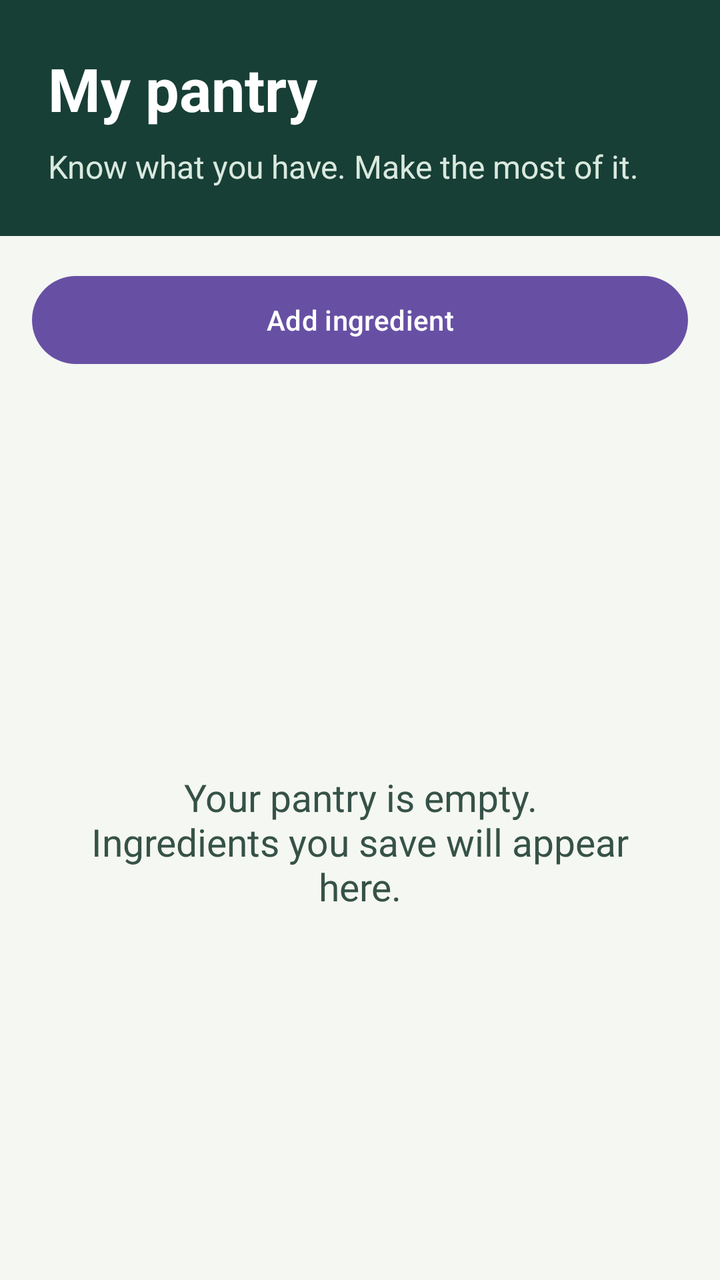
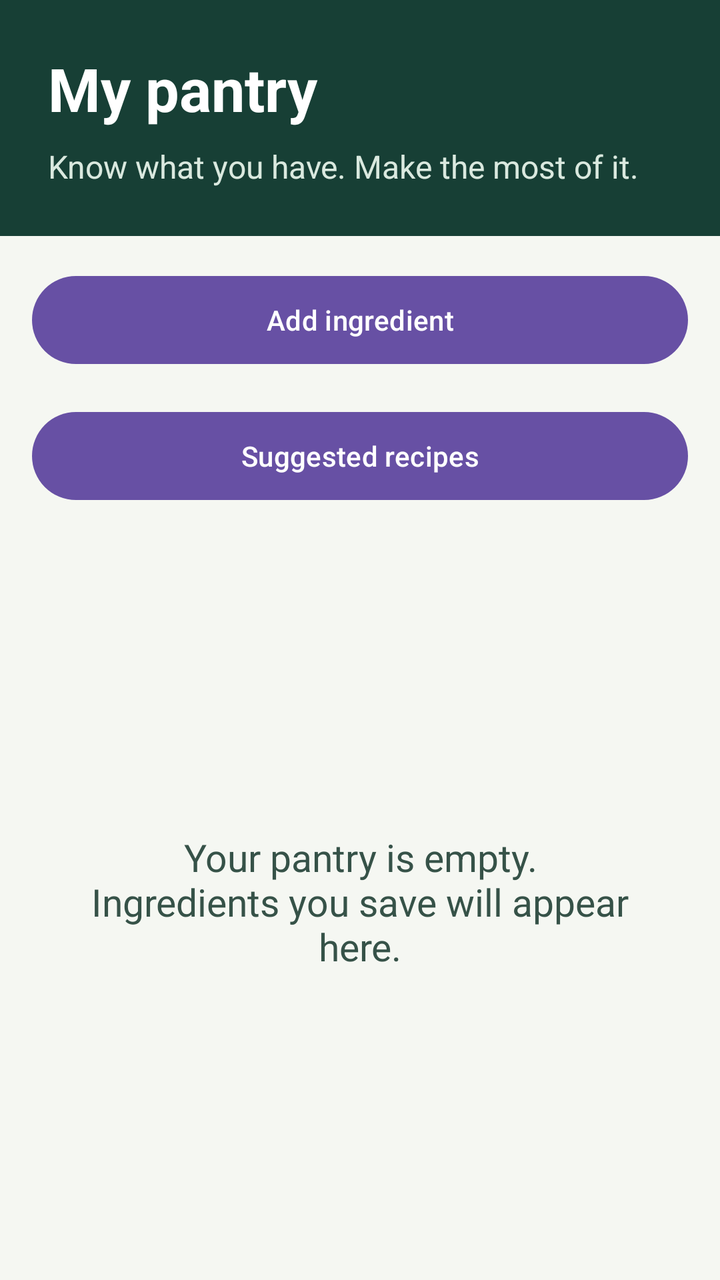

An Android layout rendered at two revisions. The XML below is the earlier revision; the diff shows what the commit changed to produce the second picture.
<!-- AndroidManifest.xml: application theme Theme.SmartPantryManager -->
<!-- res/layout/activity_main.xml -->
<?xml version="1.0" encoding="utf-8"?>
<LinearLayout xmlns:android="http://schemas.android.com/apk/res/android"
    android:id="@+id/main"
    android:layout_width="match_parent"
    android:layout_height="match_parent"
    android:orientation="vertical"
    android:background="#F5F7F2">
    <LinearLayout
        android:layout_width="match_parent"
        android:layout_height="wrap_content"
        android:orientation="vertical"
        android:padding="24dp"
        android:background="#173F35">
        <TextView
            android:layout_width="match_parent"
            android:layout_height="wrap_content"
            android:text="@string/pantry_title"
            android:textSize="30sp"
            android:textStyle="bold"
            android:textColor="#FFFFFF" />
        <TextView
            android:layout_width="match_parent"
            android:layout_height="wrap_content"
            android:layout_marginTop="8dp"
            android:text="@string/pantry_subtitle"
            android:textSize="16sp"
            android:textColor="#DAE9DF" />
    </LinearLayout>
    <Button
        android:id="@+id/add_ingredient"
        android:layout_width="match_parent"
        android:layout_height="wrap_content"
        android:layout_margin="16dp"
        android:minHeight="52dp"
        android:text="@string/add_ingredient" />
    <FrameLayout
        android:layout_width="match_parent"
        android:layout_height="0dp"
        android:layout_weight="1">
        <ListView
            android:id="@+id/pantry_list"
            android:layout_width="match_parent"
            android:layout_height="match_parent"
            android:padding="16dp"
            android:clipToPadding="false"
            android:divider="#D8E2DA"
            android:dividerHeight="1dp" />
        <TextView
            android:id="@+id/empty_pantry"
            android:layout_width="match_parent"
            android:layout_height="match_parent"
            android:gravity="center"
            android:padding="32dp"
            android:text="@string/pantry_empty"
            android:textSize="19sp"
            android:textColor="#365248" />
    </FrameLayout>
</LinearLayout>
<!-- resources referenced by this layout -->
<resources>
  <string name="add_ingredient">Add ingredient</string>
  <string name="pantry_empty">Your pantry is empty.\nIngredients you save will appear here.</string>
  <string name="pantry_subtitle">Know what you have. Make the most of it.</string>
  <string name="pantry_title">My pantry</string>
  <style name="Theme.SmartPantryManager" parent="Base.Theme.SmartPantryManager" />
  <style name="Base.Theme.SmartPantryManager" parent="Theme.Material3.DayNight.NoActionBar">
          
          
      </style>
</resources>

<!-- the commit's change to res/layout/activity_main.xml (unified diff, before → after) -->
@@ -33,6 +33,7 @@
         android:layout_margin="16dp"
         android:minHeight="52dp"
         android:text="@string/add_ingredient" />
+    <Button android:id="@+id/open_recipes" android:layout_width="match_parent" android:layout_height="wrap_content" android:layout_marginHorizontal="16dp" android:layout_marginBottom="8dp" android:minHeight="52dp" android:text="@string/suggested_recipes" />
     <FrameLayout
         android:layout_width="match_parent"
         android:layout_height="0dp"
<!-- resource entries referenced after the edit -->
@@ -4,6 +4,7 @@
   <string name="pantry_empty">Your pantry is empty.\nIngredients you save will appear here.</string>
   <string name="pantry_subtitle">Know what you have. Make the most of it.</string>
   <string name="pantry_title">My pantry</string>
+  <string name="suggested_recipes">Suggested recipes</string>
   <style name="Theme.SmartPantryManager" parent="Base.Theme.SmartPantryManager" />
   <style name="Base.Theme.SmartPantryManager" parent="Theme.Material3.DayNight.NoActionBar">
           
